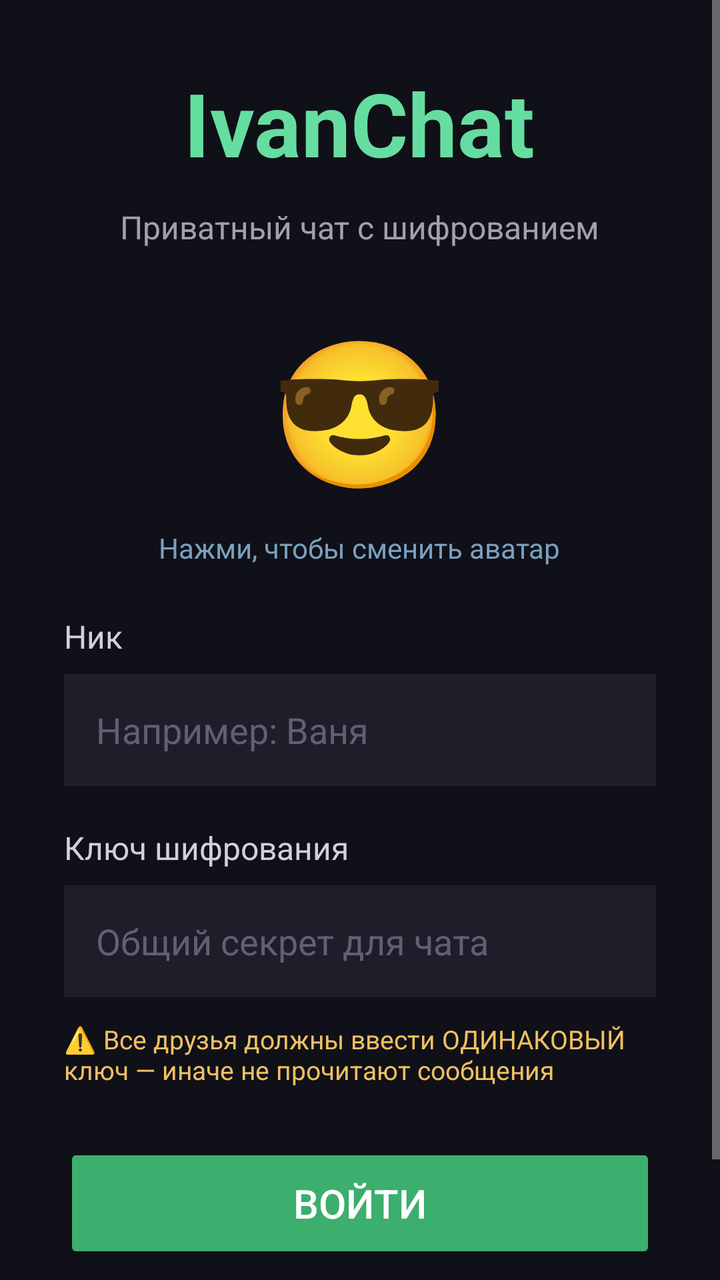
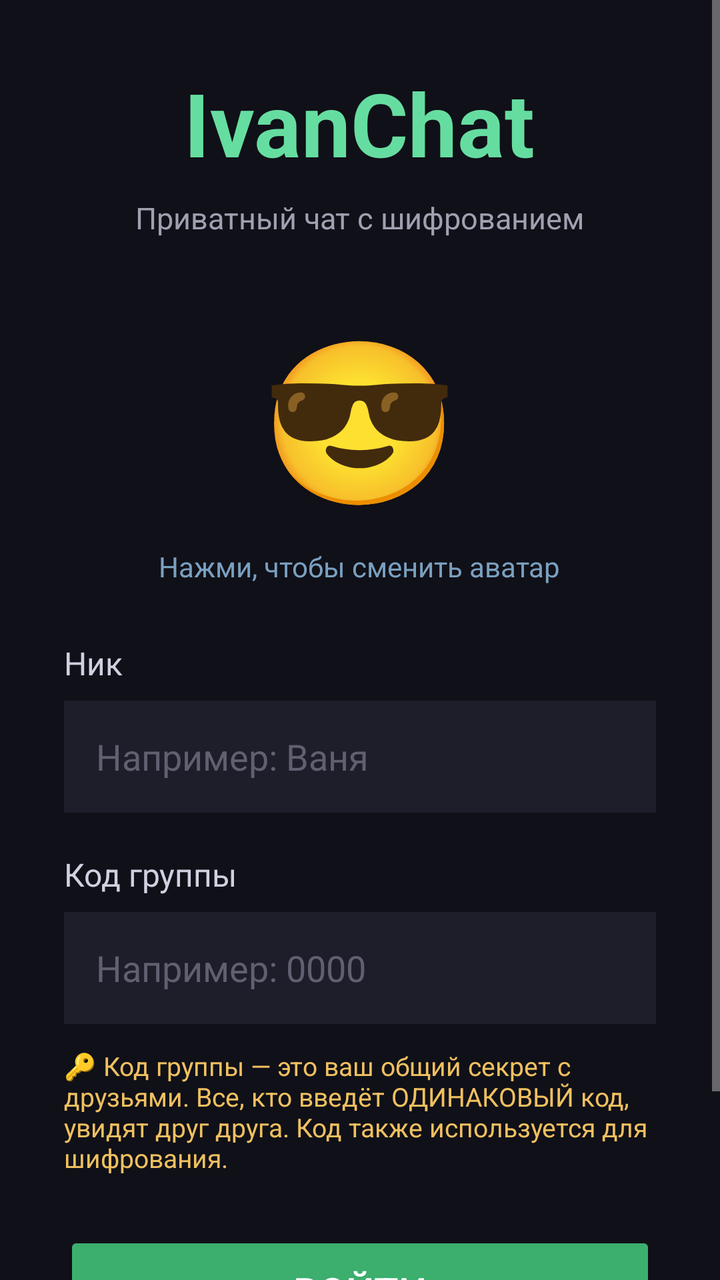

Screens rendered from an Android XML layout before and after an edit, with the pre-edit source and the edit as a unified diff.
<!-- AndroidManifest.xml: application theme Theme.IvanChat -->
<!-- res/layout/activity_login.xml -->
<?xml version="1.0" encoding="utf-8"?>
<ScrollView xmlns:android="http://schemas.android.com/apk/res/android"
    android:layout_width="match_parent"
    android:layout_height="match_parent"
    android:background="#101018"
    android:fillViewport="true">

    <LinearLayout
        android:layout_width="match_parent"
        android:layout_height="wrap_content"
        android:orientation="vertical"
        android:gravity="center"
        android:padding="32dp">

        <TextView
            android:layout_width="wrap_content"
            android:layout_height="wrap_content"
            android:text="IvanChat"
            android:textColor="#66DDA0"
            android:textSize="44sp"
            android:textStyle="bold"
            android:layout_marginBottom="12dp" />

        <TextView
            android:layout_width="wrap_content"
            android:layout_height="wrap_content"
            android:text="Приватный чат с шифрованием"
            android:textColor="#A0A0B0"
            android:textSize="16sp"
            android:layout_marginBottom="24dp" />

        
        <TextView
            android:id="@+id/avatarText"
            android:layout_width="wrap_content"
            android:layout_height="wrap_content"
            android:text="😎"
            android:textSize="72sp"
            android:padding="8dp"
            android:layout_marginBottom="4dp" />

        <TextView
            android:id="@+id/avatarPicker"
            android:layout_width="wrap_content"
            android:layout_height="wrap_content"
            android:text="Нажми, чтобы сменить аватар"
            android:textColor="#7AA0C0"
            android:textSize="14sp"
            android:layout_marginBottom="24dp" />

        <TextView
            android:layout_width="match_parent"
            android:layout_height="wrap_content"
            android:text="Ник"
            android:textColor="#D0D0E0"
            android:textSize="16sp"
            android:layout_marginBottom="8dp" />

        <EditText
            android:id="@+id/nickInput"
            android:layout_width="match_parent"
            android:layout_height="56dp"
            android:background="#1E1E2A"
            android:paddingHorizontal="16dp"
            android:textColor="#FFFFFF"
            android:textColorHint="#606070"
            android:textSize="18sp"
            android:hint="Например: Ваня"
            android:inputType="textPersonName"
            android:maxLength="20"
            android:layout_marginBottom="20dp" />

        <TextView
            android:layout_width="match_parent"
            android:layout_height="wrap_content"
            android:text="Ключ шифрования"
            android:textColor="#D0D0E0"
            android:textSize="16sp"
            android:layout_marginBottom="8dp" />

        <EditText
            android:id="@+id/keyInput"
            android:layout_width="match_parent"
            android:layout_height="56dp"
            android:background="#1E1E2A"
            android:paddingHorizontal="16dp"
            android:textColor="#FFFFFF"
            android:textColorHint="#606070"
            android:textSize="18sp"
            android:hint="Общий секрет для чата"
            android:inputType="textPassword"
            android:layout_marginBottom="12dp" />

        <TextView
            android:layout_width="match_parent"
            android:layout_height="wrap_content"
            android:text="⚠️ Все друзья должны ввести ОДИНАКОВЫЙ ключ — иначе не прочитают сообщения"
            android:textColor="#F0C060"
            android:textSize="13sp"
            android:layout_marginBottom="28dp" />

        <Button
            android:id="@+id/enterBtn"
            android:layout_width="match_parent"
            android:layout_height="60dp"
            android:text="Войти"
            android:textSize="20sp"
            android:textColor="#FFFFFF"
            android:backgroundTint="#3CAE6E" />

        <TextView
            android:id="@+id/statusText"
            android:layout_width="wrap_content"
            android:layout_height="wrap_content"
            android:text=""
            android:textColor="#A0A0B0"
            android:textSize="14sp"
            android:layout_marginTop="24dp"
            android:gravity="center" />

    </LinearLayout>

</ScrollView>
<!-- resources referenced by this layout -->
<resources>
  <style name="Theme.IvanChat" parent="Theme.AppCompat.NoActionBar">
          <item name="android:windowBackground">@android:color/black</item>
          <item name="android:colorBackground">@android:color/black</item>
          <item name="android:textColor">@android:color/white</item>
      </style>
</resources>

<!-- the commit's change to res/layout/activity_login.xml (unified diff, before → after) -->
@@ -19,15 +19,15 @@
             android:textColor="#66DDA0"
             android:textSize="44sp"
             android:textStyle="bold"
-            android:layout_marginBottom="12dp" />
+            android:layout_marginBottom="8dp" />
 
         <TextView
             android:layout_width="wrap_content"
             android:layout_height="wrap_content"
             android:text="Приватный чат с шифрованием"
             android:textColor="#A0A0B0"
-            android:textSize="16sp"
-            android:layout_marginBottom="24dp" />
+            android:textSize="15sp"
+            android:layout_marginBottom="28dp" />
 
         
         <TextView
@@ -35,7 +35,7 @@
             android:layout_width="wrap_content"
             android:layout_height="wrap_content"
             android:text="😎"
-            android:textSize="72sp"
+            android:textSize="80sp"
             android:padding="8dp"
             android:layout_marginBottom="4dp" />
 
@@ -46,7 +46,7 @@
             android:text="Нажми, чтобы сменить аватар"
             android:textColor="#7AA0C0"
             android:textSize="14sp"
-            android:layout_marginBottom="24dp" />
+            android:layout_marginBottom="28dp" />
 
         <TextView
             android:layout_width="match_parent"
@@ -73,13 +73,13 @@
         <TextView
             android:layout_width="match_parent"
             android:layout_height="wrap_content"
-            android:text="Ключ шифрования"
+            android:text="Код группы"
             android:textColor="#D0D0E0"
             android:textSize="16sp"
             android:layout_marginBottom="8dp" />
 
         <EditText
-            android:id="@+id/keyInput"
+            android:id="@+id/codeInput"
             android:layout_width="match_parent"
             android:layout_height="56dp"
             android:background="#1E1E2A"
@@ -87,14 +87,15 @@
             android:textColor="#FFFFFF"
             android:textColorHint="#606070"
             android:textSize="18sp"
-            android:hint="Общий секрет для чата"
-            android:inputType="textPassword"
+            android:hint="Например: 0000"
+            android:inputType="text"
+            android:maxLength="20"
             android:layout_marginBottom="12dp" />
 
         <TextView
             android:layout_width="match_parent"
             android:layout_height="wrap_content"
-            android:text="⚠️ Все друзья должны ввести ОДИНАКОВЫЙ ключ — иначе не прочитают сообщения"
+            android:text="🔑 Код группы — это ваш общий секрет с друзьями. Все, кто введёт ОДИНАКОВЫЙ код, увидят друг друга. Код также используется для шифрования."
             android:textColor="#F0C060"
             android:textSize="13sp"
             android:layout_marginBottom="28dp" />
